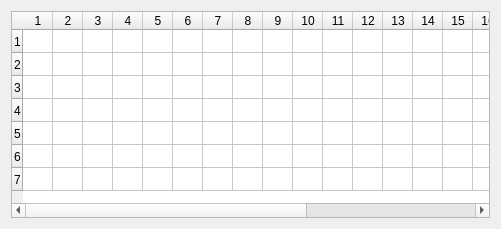
Qt form rave/utils/daypartgrid.ui (pgathogo/raven) before a commit.
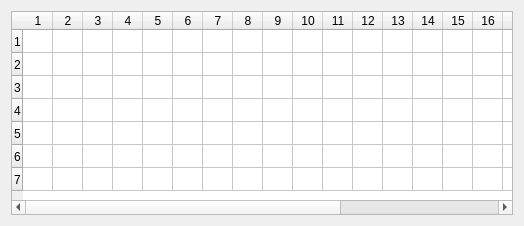
The same form after that commit.

Diff of the .ui file:
```diff
--- a/rave/utils/daypartgrid.ui
+++ b/rave/utils/daypartgrid.ui
@@ -6,8 +6,8 @@
    <rect>
     <x>0</x>
     <y>0</y>
-    <width>501</width>
-    <height>229</height>
+    <width>524</width>
+    <height>226</height>
    </rect>
   </property>
   <property name="windowTitle">
```
